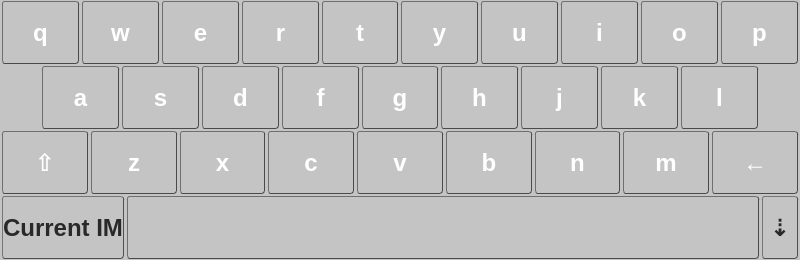
Qt form src/QVirtualKeyboard.ui (drradwan/Qin) before a commit.
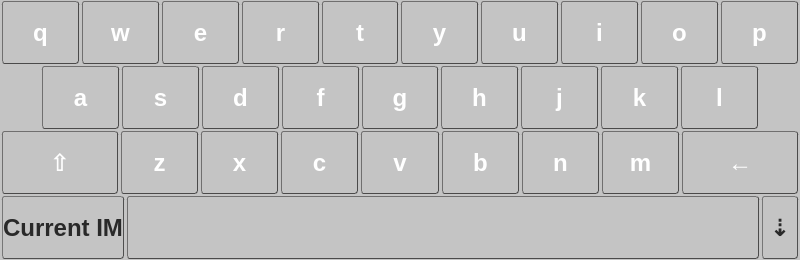
The same form after that commit.

```diff
--- a/src/QVirtualKeyboard.ui
+++ b/src/QVirtualKeyboard.ui
@@ -694,6 +694,12 @@
            <verstretch>0</verstretch>
           </sizepolicy>
          </property>
+         <property name="minimumSize">
+          <size>
+           <width>118</width>
+           <height>0</height>
+          </size>
+         </property>
          <property name="font">
           <font>
            <weight>75</weight>
@@ -926,6 +932,12 @@
            <verstretch>0</verstretch>
           </sizepolicy>
          </property>
+         <property name="minimumSize">
+          <size>
+           <width>118</width>
+           <height>0</height>
+          </size>
+         </property>
          <property name="font">
           <font>
            <weight>75</weight>
```
